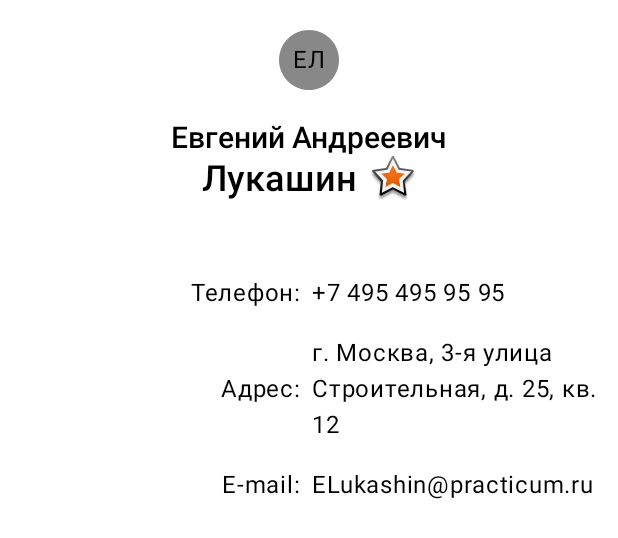
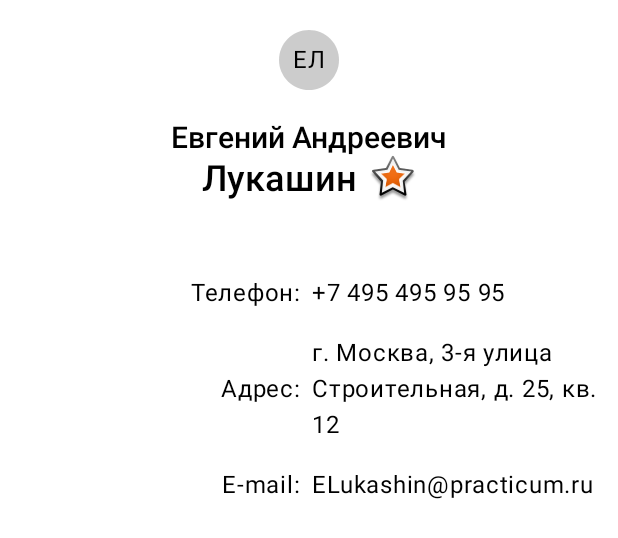
Before and after one commit to avkochekov/FirstComposeProject, an Android app built with Jetpack Compose: the @Preview function ShowContactPreview_1, on a phone screen of 412 x 824 dp. Shown: the top 538 px of the screen. Run offline under Robolectric (Android 15) with nearby library versions, the phone set to English and light mode, and no system bars.

Commit message:
fix: icon tint color

```diff
--- a/app/src/main/java/av/kochekov/firstcomposeproject/MainActivity.kt
+++ b/app/src/main/java/av/kochekov/firstcomposeproject/MainActivity.kt
@@ -114,7 +114,7 @@ fun ContactDetails(modifier: Modifier = Modifier, contact: Contact) {
                 )
             } ?: let {
                 Icon(
-                    tint = Color.Gray,
+                    tint = Color.LightGray,
                     painter = painterResource(id = R.drawable.circle),
                     contentDescription = null,
                 )
```
